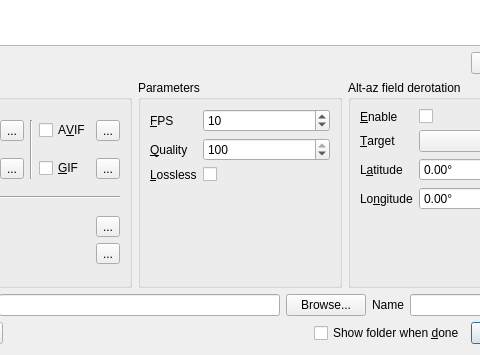
This is mainframe.ui in EthanChappel/HQ-Animate as Qt 5 draws it before an edit; both pictures show x 88 to 568 and y 245 to 600 of the 650 by 600 pixel window. The edited form follows.
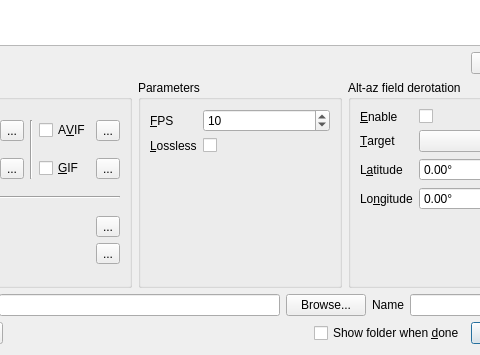
This is the edited form.

Commit message: Remove general quality option.

```diff
--- a/mainframe.ui
+++ b/mainframe.ui
@@ -768,35 +768,6 @@
          </widget>
         </item>
         <item row="1" column="0">
-         <widget class="QLabel" name="quality_label">
-          <property name="text">
-           <string>&amp;Quality</string>
-          </property>
-          <property name="buddy">
-           <cstring>quality_spinbox</cstring>
-          </property>
-         </widget>
-        </item>
-        <item row="1" column="1">
-         <widget class="QSpinBox" name="quality_spinbox">
-          <property name="sizePolicy">
-           <sizepolicy hsizetype="Expanding" vsizetype="Fixed">
-            <horstretch>0</horstretch>
-            <verstretch>0</verstretch>
-           </sizepolicy>
-          </property>
-          <property name="minimum">
-           <number>1</number>
-          </property>
-          <property name="maximum">
-           <number>100</number>
-          </property>
-          <property name="value">
-           <number>100</number>
-          </property>
-         </widget>
-        </item>
-        <item row="2" column="0">
          <widget class="QLabel" name="lossless_label">
           <property name="text">
            <string>&amp;Lossless</string>
@@ -806,7 +777,7 @@
           </property>
          </widget>
         </item>
-        <item row="2" column="1">
+        <item row="1" column="1">
          <widget class="QCheckBox" name="lossless_check">
           <property name="sizePolicy">
            <sizepolicy hsizetype="Fixed" vsizetype="Fixed">
```
Left out of the diff: 1 changed line with no effect on the pictures. The commit also changes 3 other files.
